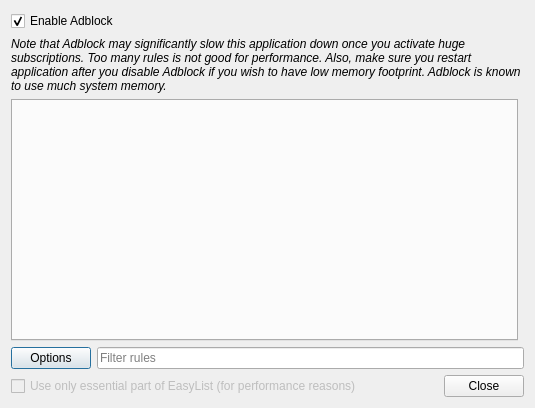
First picture: the form in src/network-web/adblock/adblockdialog.ui, repository martinrotter/rssguard, before the edit.
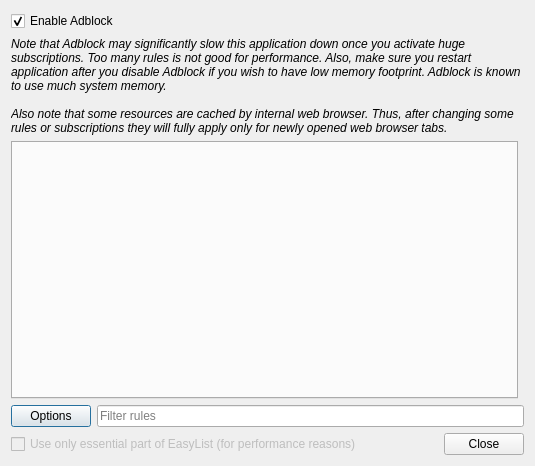
Second picture: the form after the edit.

Diff of the .ui file:
```diff
--- a/src/network-web/adblock/adblockdialog.ui
+++ b/src/network-web/adblock/adblockdialog.ui
@@ -7,7 +7,7 @@
     <x>0</x>
     <y>0</y>
     <width>535</width>
-    <height>408</height>
+    <height>466</height>
    </rect>
   </property>
   <property name="windowTitle">
@@ -32,7 +32,9 @@
       </font>
      </property>
      <property name="text">
-      <string>Note that Adblock may significantly slow this application down once you activate huge subscriptions. Too many rules is not good for performance. Also, make sure you restart application after you disable Adblock if you wish to have low memory footprint. Adblock is known to use much system memory.</string>
+      <string>Note that Adblock may significantly slow this application down once you activate huge subscriptions. Too many rules is not good for performance. Also, make sure you restart application after you disable Adblock if you wish to have low memory footprint. Adblock is known to use much system memory.
+
+Also note that some resources are cached by internal web browser. Thus, after changing some rules or subscriptions they will fully apply only for newly opened web browser tabs.</string>
      </property>
      <property name="wordWrap">
       <bool>true</bool>
```
